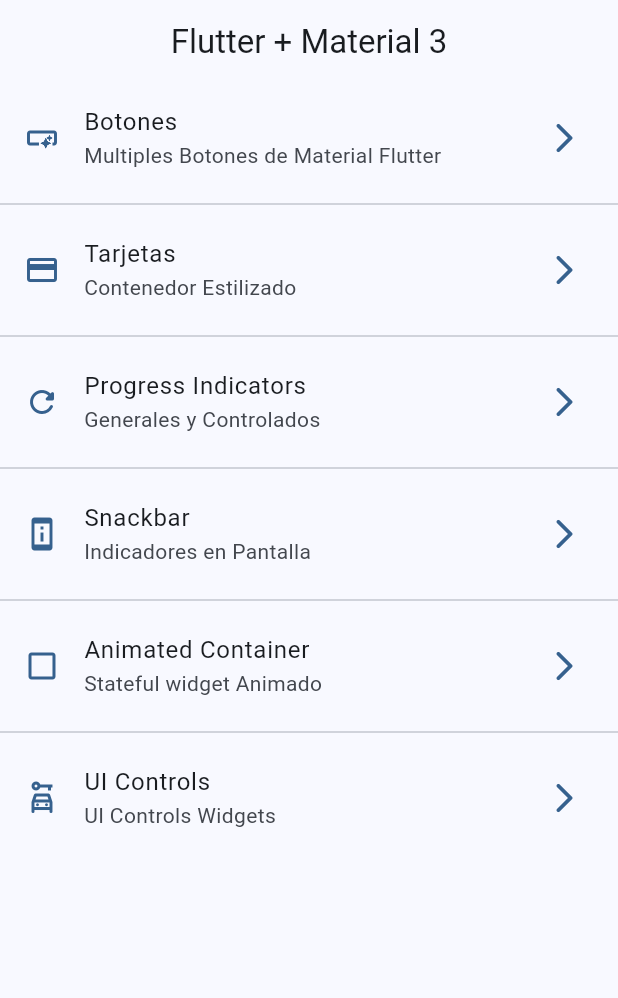
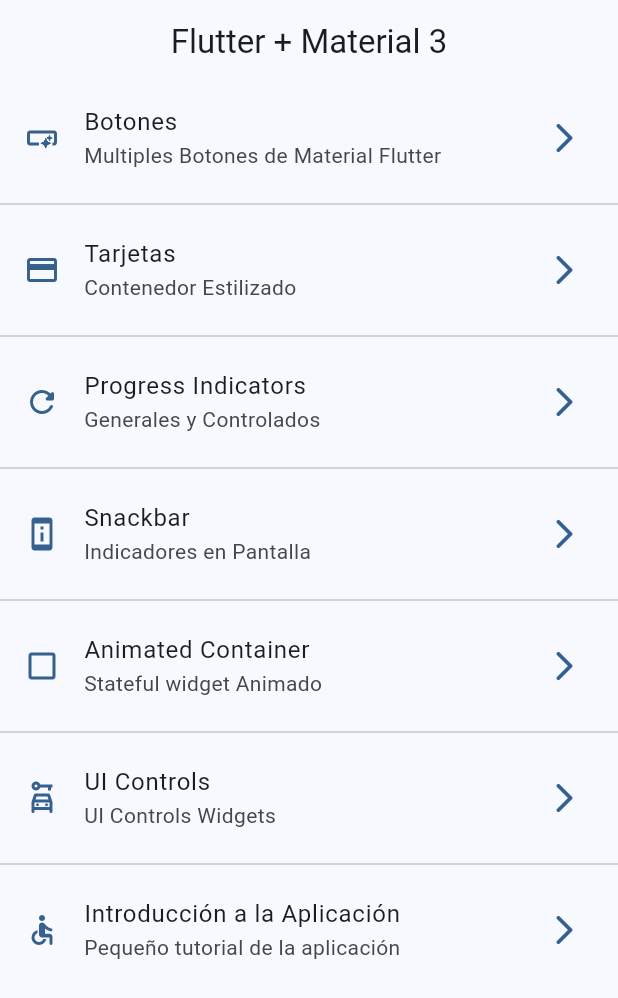
Before and after one commit to jhojannr/widgets_flutter, a Flutter app: the screen it shows after launch, on a phone screen of 412 x 824 dp. Shown: the top 998 px of the screen. Run offline on Flutter 3.47's test engine with Material 3 defaults, Android fonts, the phone set to English and light mode, and no system bars; our stand-ins replace go_router.

Commit message:
V0.1Beta4: Agrega Imagenes para App Tutorial

```diff
--- a/lib/config/menu/menu_items.dart
+++ b/lib/config/menu/menu_items.dart
@@ -51,4 +51,10 @@ const appMenuItems = <MenuItems>[
     link: '/ui-controls',
     icon: Icons.car_rental_outlined,
   ),
+  MenuItems(
+    title: 'Introducción a la Aplicación',
+    subTitle: 'Pequeño tutorial de la aplicación',
+    link: '/tutorial',
+    icon: Icons.accessible_rounded,
+  ),
 ];
--- a/lib/config/router/app_router.dart
+++ b/lib/config/router/app_router.dart
@@ -40,5 +40,10 @@ final appRouter = GoRouter(
       name: UiControlsScreen.name,
       builder: (context, state) => const UiControlsScreen(),
     ),
+    GoRoute(
+      path: '/tutorial',
+      name: AppTutorialScreen.name,
+      builder: (context, state) => const AppTutorialScreen(),
+    ),
   ],
 );
--- a/pubspec.yaml
+++ b/pubspec.yaml
@@ -18,3 +18,6 @@ dev_dependencies:
 
 flutter:
   uses-material-design: true
+
+assets:
+  - assets/images/
```
Also changed, not shown: assets/images/1.png (added), assets/images/2.png (added), assets/images/3.png (added), assets/images/jar-loading.gif (added).
